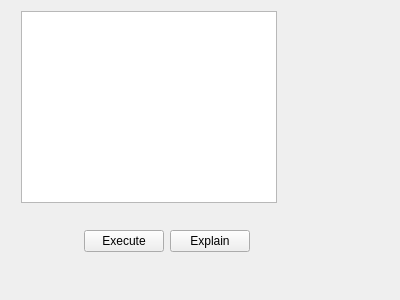
Old version of the form SQLiteExplorer/qsqlitequerywindow.ui in the repository hawkchch/SQLiteExplorer.
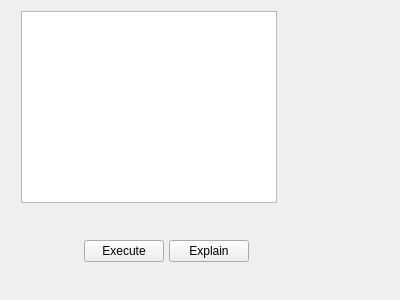
New version of the form.

Commit message: 1. 添加拖拽文件操作 2. 修改打开文件样式 3. 修改查询布局样式

The edit to the form file:
```diff
--- a/SQLiteExplorer/qsqlitequerywindow.ui
+++ b/SQLiteExplorer/qsqlitequerywindow.ui
@@ -32,7 +32,7 @@
         <x>20</x>
         <y>210</y>
         <width>271</width>
-        <height>40</height>
+        <height>60</height>
        </rect>
       </property>
       <property name="minimumSize">
@@ -44,10 +44,25 @@
       <property name="maximumSize">
        <size>
         <width>16777215</width>
-        <height>40</height>
+        <height>60</height>
        </size>
       </property>
       <layout class="QHBoxLayout" name="horizontalLayout">
+       <property name="spacing">
+        <number>5</number>
+       </property>
+       <property name="leftMargin">
+        <number>0</number>
+       </property>
+       <property name="topMargin">
+        <number>0</number>
+       </property>
+       <property name="rightMargin">
+        <number>0</number>
+       </property>
+       <property name="bottomMargin">
+        <number>0</number>
+       </property>
        <item>
         <spacer name="horizontalSpacer">
          <property name="orientation">
```
The commit also changes 2 other files.
